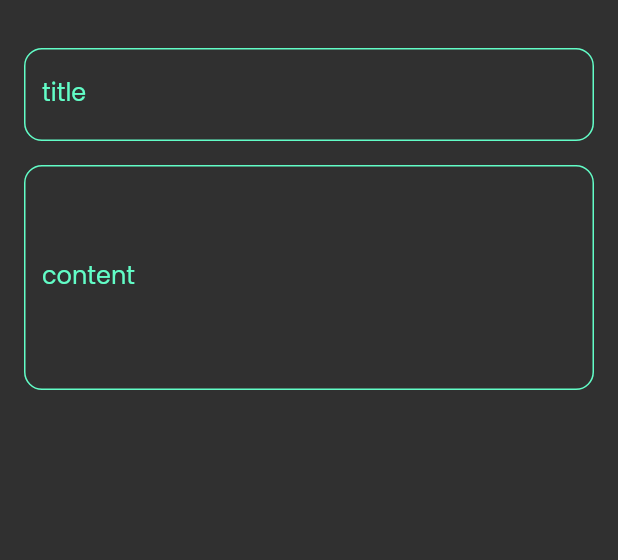
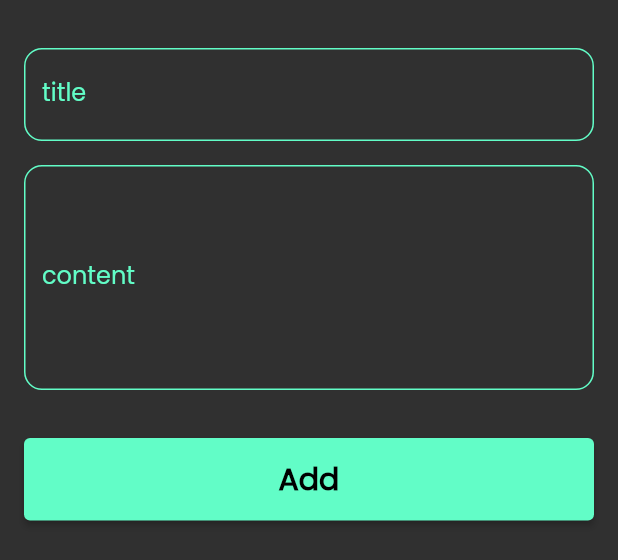
Before and after one commit to Mostafa3bdelrazek/Notes_App, a Flutter app: the AddNoteBottomSheet widget shown alone on an empty page, opened directly, on a phone screen of 412 x 824 dp. Shown: the top 560 px of the screen. Run offline on Flutter 3.47's test engine with Material 2 defaults, Android fonts, the phone set to English and light mode, and no system bars.

Commit message:
finish notes bottom sheet

```diff
--- a/lib/reusable components/defaultButton.dart
+++ b/lib/reusable components/defaultButton.dart
@@ -1,22 +1,22 @@
 // ignore_for_file: file_names, camel_case_types, must_be_immutable
 
 import 'package:flutter/material.dart';
+import 'package:notes/constants.dart';
 
 class defaultButton extends StatelessWidget {
   String text;
   VoidCallback? onPressed;
-  defaultButton({required this.onPressed,required this.text, super.key});
+  defaultButton({required this.onPressed, required this.text, super.key});
   @override
   Widget build(BuildContext context) {
     return Container(
-      width: double.infinity,
+      width: MediaQuery.sizeOf(context).width,
       decoration: BoxDecoration(
-        color: Colors.white,
         borderRadius: BorderRadius.circular(8),
       ),
       child: ElevatedButton(
         style: ButtonStyle(
-          backgroundColor: const MaterialStatePropertyAll(Colors.white),
+          backgroundColor: const MaterialStatePropertyAll(primaryColor),
           minimumSize:
               MaterialStateProperty.all<Size>(const Size(double.infinity, 55)),
         ),
--- a/lib/views/widgets/add_note_bottom_sheet.dart
+++ b/lib/views/widgets/add_note_bottom_sheet.dart
@@ -1,7 +1,7 @@
 import 'package:flutter/material.dart';
 
 import '../../reusable components/custom_text_form_field.dart';
-
+import '../../reusable components/defaultButton.dart';
 
 class AddNoteBottomSheet extends StatelessWidget {
   const AddNoteBottomSheet({super.key});
@@ -10,6 +10,7 @@ class AddNoteBottomSheet extends StatelessWidget {
   Widget build(BuildContext context) {
     return Padding(
       padding: const EdgeInsets.symmetric(horizontal: 16),
+      child: SingleChildScrollView(
         child: Column(
           children: [
             const SizedBox(height: 32),
@@ -21,7 +22,14 @@ class AddNoteBottomSheet extends StatelessWidget {
               labelText: 'content',
               maxLins: 5,
             ),
+            const SizedBox(height: 32),
+            defaultButton(
+              onPressed: () {},
+              text: 'Add',
+            ),
+            const SizedBox(height: 16),
           ],
+        ),
       ),
     );
   }
```
Lines whose indentation alone changed are shown as unchanged.
